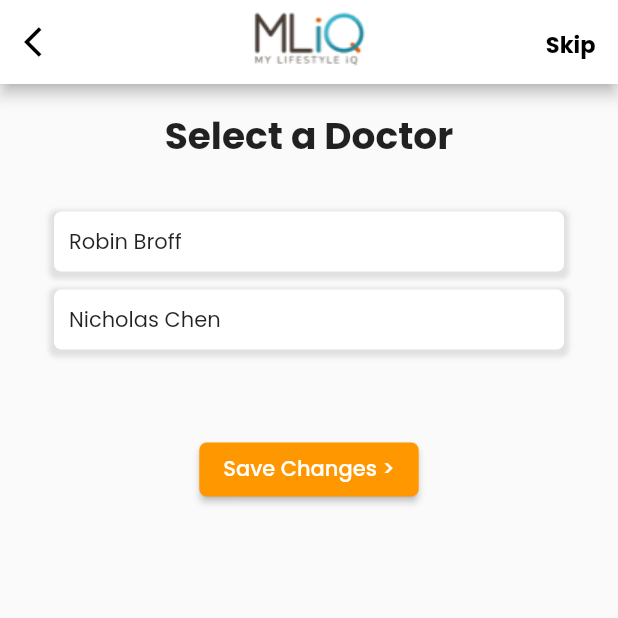
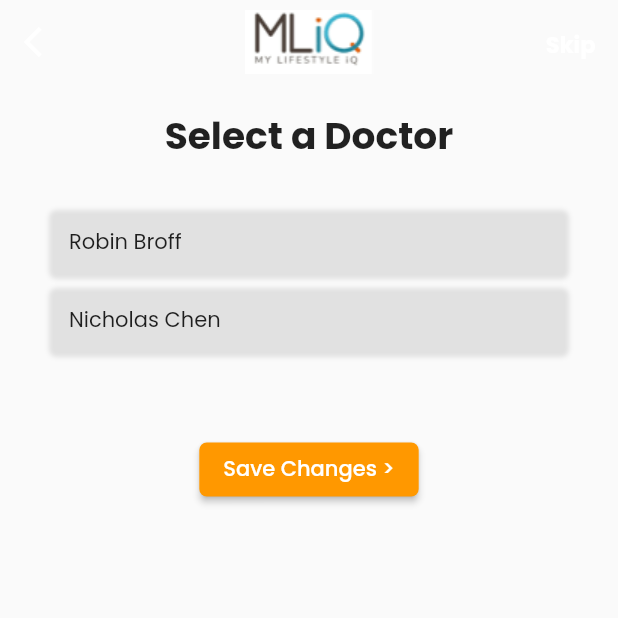
Before and after one commit to patlimm/MLiQ-Interns, a Flutter app: the Selectdoctor screen opened by its route, on a phone screen of 412 x 824 dp, the top half of it. Run offline on Flutter 3.47's test engine with Material 2 defaults, Android fonts, the phone set to English and light mode, and no system bars; our stand-ins replace flutter_riverpod, go_router.

Commit message:
AV- Tecson- fix some components

```diff
--- a/lib/pages/selectdoctor.dart
+++ b/lib/pages/selectdoctor.dart
@@ -1,15 +1,19 @@
 import 'package:flutter/material.dart';
+import 'package:mliq/theme/app_colors.dart';
 
-class Selectdoctor extends StatelessWidget {
+class Selectdoctor extends StatelessWidget with AppColorsMixin {
   const Selectdoctor({super.key});
 
   @override
   Widget build(BuildContext context) {
     return Scaffold(
+      extendBodyBehindAppBar: true,
       //Appbar
       appBar: AppBar(
-        backgroundColor: Colors.white,
-        foregroundColor: Colors.black,
+        backgroundColor: Colors.transparent,
+        elevation: 0,
+        // backgroundColor: Colors.white,
+        // foregroundColor: Colors.black,
         leading: IconButton(
           icon: const Icon(Icons.arrow_back_ios),
           onPressed: () {},
@@ -27,7 +31,11 @@ class Selectdoctor extends StatelessWidget {
         ],
       ),
       body: ListView(
-        padding: const EdgeInsets.symmetric(horizontal: 30.0),
+        padding: const EdgeInsets.only(
+          left: 30,
+          right: 30,
+          top: 56,
+        ),
         children: [
           Container(
             padding: const EdgeInsets.all(16.0),
@@ -46,7 +54,7 @@ class Selectdoctor extends StatelessWidget {
             padding: const EdgeInsets.all(10.0),
             margin: const EdgeInsets.all(6.0),
             decoration: BoxDecoration(
-              color: Colors.white,
+              // color: Colors.white,
               borderRadius: BorderRadius.circular(5),
               boxShadow: [
                 BoxShadow(
@@ -68,7 +76,7 @@ class Selectdoctor extends StatelessWidget {
             padding: const EdgeInsets.all(10.0),
             margin: const EdgeInsets.all(6.0),
             decoration: BoxDecoration(
-                color: Colors.white,
+                // color: Colors.white,
                 borderRadius: BorderRadius.circular(5),
                 boxShadow: [
                   BoxShadow(
```
